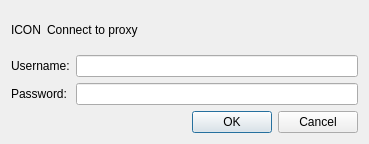
First picture: the form in src/54browser/proxy.ui, repository 54dxs/54browser, before the edit.
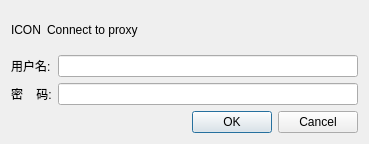
Second picture: the form after the edit.

Patch:
```diff
--- a/src/54browser/proxy.ui
+++ b/src/54browser/proxy.ui
@@ -30,20 +30,20 @@
      </property>
     </widget>
    </item>
-   <item row="1" column="0" colspan="2" >
-    <widget class="QLabel" name="usernameLabel" >
-     <property name="text" >
-      <string>Username:</string>
+   <item row="1" column="0" colspan="2">
+    <widget class="QLabel" name="usernameLabel">
+     <property name="text">
+      <string>用户名:</string>
      </property>
     </widget>
    </item>
    <item row="1" column="2" >
     <widget class="QLineEdit" name="userNameLineEdit" />
    </item>
-   <item row="2" column="0" colspan="2" >
-    <widget class="QLabel" name="passwordLabel" >
-     <property name="text" >
-      <string>Password:</string>
+   <item row="2" column="0" colspan="2">
+    <widget class="QLabel" name="passwordLabel">
+     <property name="text">
+      <string>密    码:</string>
      </property>
     </widget>
    </item>
```
Left out of the diff: 51 changed lines with no effect on the pictures.
